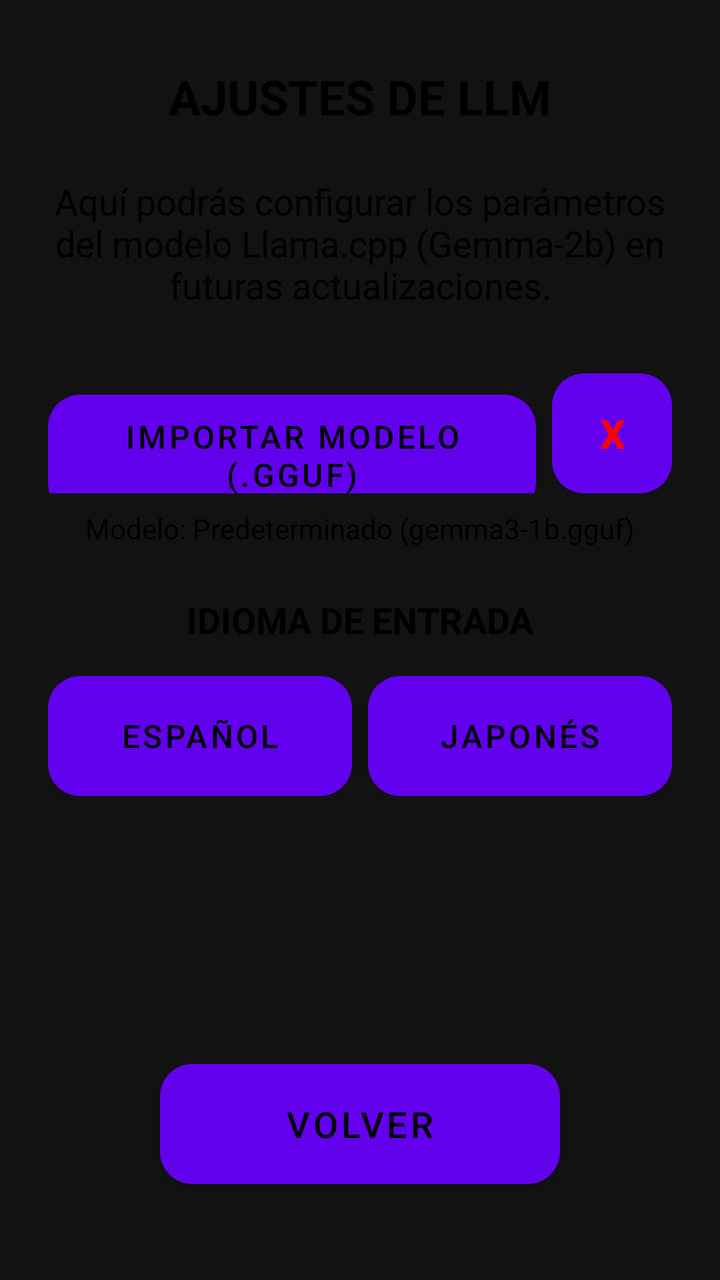
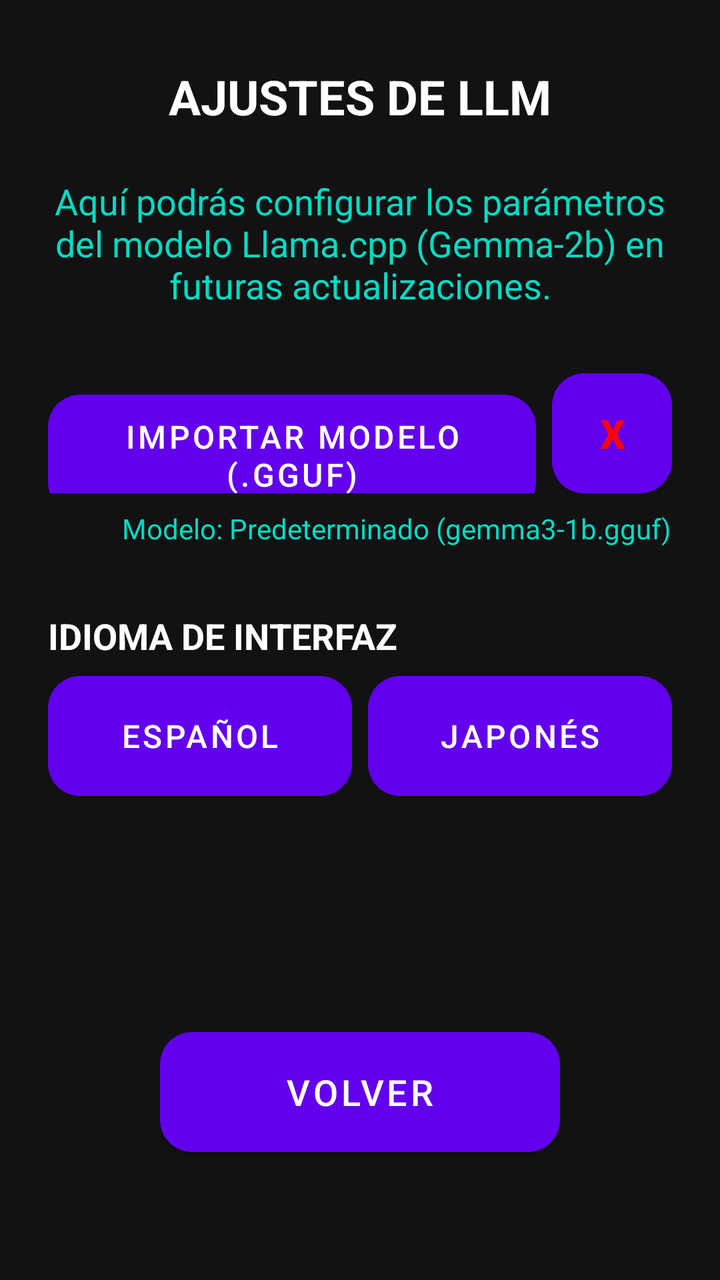

Screens rendered from an Android XML layout before and after an edit, with the pre-edit source and the edit as a unified diff.
<!-- AndroidManifest.xml: application theme Theme.Lets -->
<!-- res/layout/settings_menu.xml -->
<?xml version="1.0" encoding="utf-8"?>
<androidx.constraintlayout.widget.ConstraintLayout xmlns:android="http://schemas.android.com/apk/res/android"
    xmlns:app="http://schemas.android.com/apk/res-auto"
    android:layout_width="match_parent"
    android:layout_height="match_parent"
    android:background="@color/main_background"
    android:clickable="true"
    android:focusable="true">

    <TextView
        android:id="@+id/settings_title"
        android:layout_width="wrap_content"
        android:layout_height="wrap_content"
        android:layout_marginTop="32dp"
        android:text="AJUSTES DE LLM"
        android:textColor="@color/black"
        android:textSize="24sp"
        android:textStyle="bold"
        app:layout_constraintEnd_toEndOf="parent"
        app:layout_constraintStart_toStartOf="parent"
        app:layout_constraintTop_toTopOf="parent" />

    <TextView
        android:id="@+id/settings_content"
        android:layout_width="0dp"
        android:layout_height="wrap_content"
        android:layout_margin="24dp"
        android:text="Aquí podrás configurar los parámetros del modelo Llama.cpp (Gemma-2b) en futuras actualizaciones."
        android:textColor="@color/black"
        android:textSize="18sp"
        android:gravity="center"
        app:layout_constraintEnd_toEndOf="parent"
        app:layout_constraintStart_toStartOf="parent"
        app:layout_constraintTop_toBottomOf="@id/settings_title" />

    <LinearLayout
        android:id="@+id/llm_model_container"
        android:layout_width="0dp"
        android:layout_height="wrap_content"
        android:layout_marginTop="32dp"
        android:layout_marginStart="24dp"
        android:layout_marginEnd="24dp"
        android:orientation="horizontal"
        app:layout_constraintEnd_toEndOf="parent"
        app:layout_constraintStart_toStartOf="parent"
        app:layout_constraintTop_toBottomOf="@id/settings_content">

        <Button
            android:id="@+id/btn_import_model"
            android:layout_width="0dp"
            android:layout_height="60dp"
            android:layout_weight="1"
            android:background="@drawable/panel_background"
            android:text="IMPORTAR MODELO (.GGUF)"
            android:textColor="@color/black"
            android:textSize="16sp" />

        <Button
            android:id="@+id/btn_clear_model"
            android:layout_width="60dp"
            android:layout_height="60dp"
            android:layout_marginStart="8dp"
            android:background="@drawable/panel_background"
            android:text="X"
            android:textColor="@color/red"
            android:textSize="20sp"
            android:textStyle="bold" />
    </LinearLayout>

    <TextView
        android:id="@+id/tv_model_status"
        android:layout_width="wrap_content"
        android:layout_height="wrap_content"
        android:layout_marginTop="8dp"
        android:text="Modelo: Predeterminado (gemma3-1b.gguf)"
        android:textColor="@color/black"
        android:textSize="14sp"
        app:layout_constraintEnd_toEndOf="parent"
        app:layout_constraintStart_toStartOf="parent"
        app:layout_constraintTop_toBottomOf="@id/llm_model_container" />

    <TextView
        android:id="@+id/tv_language_title"
        android:layout_width="wrap_content"
        android:layout_height="wrap_content"
        android:layout_marginTop="24dp"
        android:text="IDIOMA DE ENTRADA"
        android:textColor="@color/black"
        android:textSize="18sp"
        android:textStyle="bold"
        app:layout_constraintEnd_toEndOf="parent"
        app:layout_constraintStart_toStartOf="parent"
        app:layout_constraintTop_toBottomOf="@id/tv_model_status" />

    <LinearLayout
        android:id="@+id/language_selector_container"
        android:layout_width="0dp"
        android:layout_height="wrap_content"
        android:layout_marginTop="16dp"
        android:layout_marginStart="24dp"
        android:layout_marginEnd="24dp"
        android:orientation="horizontal"
        app:layout_constraintEnd_toEndOf="parent"
        app:layout_constraintStart_toStartOf="parent"
        app:layout_constraintTop_toBottomOf="@id/tv_language_title">

        <Button
            android:id="@+id/btn_lang_spanish"
            android:layout_width="0dp"
            android:layout_height="60dp"
            android:layout_weight="1"
            android:background="@drawable/panel_background"
            android:text="ESPAÑOL"
            android:textColor="@color/black"
            android:textSize="16sp" />

        <Button
            android:id="@+id/btn_lang_japanese"
            android:layout_width="0dp"
            android:layout_height="60dp"
            android:layout_weight="1"
            android:layout_marginStart="8dp"
            android:background="@drawable/panel_background"
            android:text="JAPONÉS"
            android:textColor="@color/black"
            android:textSize="16sp" />
    </LinearLayout>

    <Button
        android:id="@+id/btn_back_settings"
        android:layout_width="200dp"
        android:layout_height="60dp"
        android:layout_marginBottom="48dp"
        android:background="@drawable/panel_background"
        android:text="VOLVER"
        android:textColor="@color/black"
        android:textSize="18sp"
        app:layout_constraintBottom_toBottomOf="parent"
        app:layout_constraintEnd_toEndOf="parent"
        app:layout_constraintStart_toStartOf="parent" />

</androidx.constraintlayout.widget.ConstraintLayout>
<!-- resources referenced by this layout -->
<resources>
  <color name="black">#FF000000</color>
  <color name="main_background">#121212</color>
  <color name="red">#FF0000</color>
  <!-- drawable panel_background (drawable) -->
  <?xml version="1.0" encoding="utf-8"?>
  <shape xmlns:android="http://schemas.android.com/apk/res/android">
      <solid android:color="@color/panel_background" />
      <corners android:radius="16dp" />
  </shape>
  <style name="Theme.Lets" parent="Theme.MaterialComponents.DayNight.NoActionBar">
          
          <item name="colorPrimary">@color/purple_500</item>
          <item name="colorPrimaryVariant">@color/purple_700</item>
          <item name="colorOnPrimary">@color/white</item>
          
          <item name="colorSecondary">@color/teal_200</item>
          <item name="colorSecondaryVariant">@color/teal_700</item>
          <item name="colorOnSecondary">@color/black</item>
          
          <item name="android:statusBarColor">?attr/colorPrimaryVariant</item>
          
      </style>
  <color name="panel_background">#3700B3</color>
  <color name="purple_500">#FF6200EE</color>
  <color name="purple_700">#FF3700B3</color>
  <color name="white">#FFFFFFFF</color>
  <color name="teal_200">#FF03DAC5</color>
  <color name="teal_700">#FF018786</color>
</resources>

<!-- the commit's change to res/layout/settings_menu.xml (unified diff, before → after) -->
@@ -1,142 +1,151 @@
 <?xml version="1.0" encoding="utf-8"?>
-<androidx.constraintlayout.widget.ConstraintLayout xmlns:android="http://schemas.android.com/apk/res/android"
+<androidx.core.widget.NestedScrollView xmlns:android="http://schemas.android.com/apk/res/android"
     xmlns:app="http://schemas.android.com/apk/res-auto"
+    xmlns:tools="http://schemas.android.com/tools"
     android:layout_width="match_parent"
     android:layout_height="match_parent"
     android:background="@color/main_background"
     android:clickable="true"
-    android:focusable="true">
+    android:focusable="true"
+    android:fillViewport="true">
 
-    <TextView
-        android:id="@+id/settings_title"
-        android:layout_width="wrap_content"
+    <androidx.constraintlayout.widget.ConstraintLayout
+        android:layout_width="match_parent"
         android:layout_height="wrap_content"
-        android:layout_marginTop="32dp"
-        android:text="AJUSTES DE LLM"
-        android:textColor="@color/black"
-        android:textSize="24sp"
-        android:textStyle="bold"
-        app:layout_constraintEnd_toEndOf="parent"
-        app:layout_constraintStart_toStartOf="parent"
-        app:layout_constraintTop_toTopOf="parent" />
+        android:paddingBottom="32dp">
 
-    <TextView
-        android:id="@+id/settings_content"
-        android:layout_width="0dp"
-        android:layout_height="wrap_content"
-        android:layout_margin="24dp"
-        android:text="Aquí podrás configurar los parámetros del modelo Llama.cpp (Gemma-2b) en futuras actualizaciones."
-        android:textColor="@color/black"
-        android:textSize="18sp"
-        android:gravity="center"
-        app:layout_constraintEnd_toEndOf="parent"
-        app:layout_constraintStart_toStartOf="parent"
-        app:layout_constraintTop_toBottomOf="@id/settings_title" />
+        <TextView
+            android:id="@+id/settings_title"
+            android:layout_width="wrap_content"
+            android:layout_height="wrap_content"
+            android:layout_marginTop="32dp"
+            android:text="AJUSTES DE LLM"
+            android:textColor="@color/white"
+            android:textSize="24sp"
+            android:textStyle="bold"
+            app:layout_constraintEnd_toEndOf="parent"
+            app:layout_constraintStart_toStartOf="parent"
+            app:layout_constraintTop_toTopOf="parent" />
 
-    <LinearLayout
-        android:id="@+id/llm_model_container"
-        android:layout_width="0dp"
-        android:layout_height="wrap_content"
-        android:layout_marginTop="32dp"
-        android:layout_marginStart="24dp"
-        android:layout_marginEnd="24dp"
-        android:orientation="horizontal"
-        app:layout_constraintEnd_toEndOf="parent"
-        app:layout_constraintStart_toStartOf="parent"
-        app:layout_constraintTop_toBottomOf="@id/settings_content">
+        <TextView
+            android:id="@+id/settings_content"
+            android:layout_width="0dp"
+            android:layout_height="wrap_content"
+            android:layout_margin="24dp"
+            android:gravity="center"
+            android:text="Aquí podrás configurar los parámetros del modelo Llama.cpp (Gemma-2b) en futuras actualizaciones."
+            android:textColor="@color/status_text_color"
+            android:textSize="18sp"
+            app:layout_constraintEnd_toEndOf="parent"
+            app:layout_constraintStart_toStartOf="parent"
+            app:layout_constraintTop_toBottomOf="@id/settings_title" />
+
+        <LinearLayout
+            android:id="@+id/llm_model_container"
+            android:layout_width="0dp"
+            android:layout_height="wrap_content"
+            android:layout_marginStart="24dp"
+            android:layout_marginTop="32dp"
+            android:layout_marginEnd="24dp"
+            android:orientation="horizontal"
+            app:layout_constraintEnd_toEndOf="parent"
+            app:layout_constraintStart_toStartOf="parent"
+            app:layout_constraintTop_toBottomOf="@id/settings_content">
+
+            <Button
+                android:id="@+id/btn_import_model"
+                android:layout_width="0dp"
+                android:layout_height="60dp"
+                android:layout_weight="1"
+                android:background="@drawable/panel_background"
+                android:text="IMPORTAR MODELO (.GGUF)"
+                android:textColor="@color/white"
+                android:textSize="16sp" />
+
+            <Button
+                android:id="@+id/btn_clear_model"
+                android:layout_width="60dp"
+                android:layout_height="60dp"
+                android:layout_marginStart="8dp"
+                android:background="@drawable/panel_background"
+                android:text="X"
+                android:textColor="@color/red"
+                android:textSize="20sp"
+                android:textStyle="bold" />
+        </LinearLayout>
+
+        <TextView
+            android:id="@+id/tv_model_status"
+            android:layout_width="wrap_content"
+            android:layout_height="wrap_content"
+            android:layout_marginTop="8dp"
+            android:text="Modelo: Predeterminado (gemma3-1b.gguf)"
+            android:textColor="@color/status_text_color"
+            android:textSize="14sp"
+            app:layout_constraintEnd_toEndOf="@id/llm_model_container"
+            app:layout_constraintTop_toBottomOf="@id/llm_model_container" />
+
+        <TextView
+            android:id="@+id/tv_lang_title"
+            android:layout_width="wrap_content"
+            android:layout_height="wrap_content"
+            android:layout_marginTop="32dp"
+            android:text="IDIOMA DE INTERFAZ"
+            android:textColor="@color/white"
+            android:textSize="18sp"
+            android:textStyle="bold"
+            app:layout_constraintStart_toStartOf="@+id/llm_model_container"
+            app:layout_constraintTop_toBottomOf="@id/tv_model_status" />
+
+        <LinearLayout
+            android:id="@+id/language_selector_container"
+            android:layout_width="0dp"
+            android:layout_height="wrap_content"
+            android:layout_marginStart="24dp"
+            android:layout_marginTop="8dp"
+            android:layout_marginEnd="24dp"
+            android:orientation="horizontal"
+            app:layout_constraintEnd_toEndOf="parent"
+            app:layout_constraintStart_toStartOf="parent"
+            app:layout_constraintTop_toBottomOf="@id/tv_lang_title">
+
+            <Button
+                android:id="@+id/btn_lang_spanish"
+                android:layout_width="0dp"
+                android:layout_height="60dp"
+                android:layout_weight="1"
+                android:background="@drawable/panel_background"
+                android:text="ESPAÑOL"
+                android:textColor="@color/white"
+                android:textSize="16sp" />
+
+            <Button
+                android:id="@+id/btn_lang_japanese"
+                android:layout_width="0dp"
+                android:layout_height="60dp"
+                android:layout_marginStart="8dp"
+                android:layout_weight="1"
+                android:background="@drawable/panel_background"
+                android:text="JAPONÉS"
+                android:textColor="@color/white"
+                android:textSize="16sp" />
+        </LinearLayout>
 
         <Button
-            android:id="@+id/btn_import_model"
-            android:layout_width="0dp"
+            android:id="@+id/btn_back_settings"
+            android:layout_width="200dp"
             android:layout_height="60dp"
-            android:layout_weight="1"
+            android:layout_marginTop="48dp"
+            android:layout_marginBottom="32dp"
             android:background="@drawable/panel_background"
-            android:text="IMPORTAR MODELO (.GGUF)"
-            android:textColor="@color/black"
-            android:textSize="16sp" />
+            android:text="VOLVER"
+            android:textColor="@color/white"
+            android:textSize="18sp"
+            app:layout_constraintBottom_toBottomOf="parent"
+            app:layout_constraintEnd_toEndOf="parent"
+            app:layout_constraintStart_toStartOf="parent"
+            app:layout_constraintTop_toBottomOf="@id/language_selector_container"
+            app:layout_constraintVertical_bias="1.0" />
 
-        <Button
-            android:id="@+id/btn_clear_model"
-            android:layout_width="60dp"
-            android:layout_height="60dp"
-            android:layout_marginStart="8dp"
-            android:background="@drawable/panel_background"
-            android:text="X"
-            android:textColor="@color/red"
-            android:textSize="20sp"
-            android:textStyle="bold" />
-    </LinearLayout>
-
-    <TextView
-        android:id="@+id/tv_model_status"
-        android:layout_width="wrap_content"
-        android:layout_height="wrap_content"
-        android:layout_marginTop="8dp"
-        android:text="Modelo: Predeterminado (gemma3-1b.gguf)"
-        android:textColor="@color/black"
-        android:textSize="14sp"
-        app:layout_constraintEnd_toEndOf="parent"
-        app:layout_constraintStart_toStartOf="parent"
-        app:layout_constraintTop_toBottomOf="@id/llm_model_container" />
-
-    <TextView
-        android:id="@+id/tv_language_title"
-        android:layout_width="wrap_content"
-        android:layout_height="wrap_content"
-        android:layout_marginTop="24dp"
-        android:text="IDIOMA DE ENTRADA"
-        android:textColor="@color/black"
-        android:textSize="18sp"
-        android:textStyle="bold"
-        app:layout_constraintEnd_toEndOf="parent"
-        app:layout_constraintStart_toStartOf="parent"
-        app:layout_constraintTop_toBottomOf="@id/tv_model_status" />
-
-    <LinearLayout
-        android:id="@+id/language_selector_container"
-        android:layout_width="0dp"
-        android:layout_height="wrap_content"
-        android:layout_marginTop="16dp"
-        android:layout_marginStart="24dp"
-        android:layout_marginEnd="24dp"
-        android:orientation="horizontal"
-        app:layout_constraintEnd_toEndOf="parent"
-        app:layout_constraintStart_toStartOf="parent"
-        app:layout_constraintTop_toBottomOf="@id/tv_language_title">
-
-        <Button
-            android:id="@+id/btn_lang_spanish"
-            android:layout_width="0dp"
-            android:layout_height="60dp"
-            android:layout_weight="1"
-            android:background="@drawable/panel_background"
-            android:text="ESPAÑOL"
-            android:textColor="@color/black"
-            android:textSize="16sp" />
-
-        <Button
-            android:id="@+id/btn_lang_japanese"
-            android:layout_width="0dp"
-            android:layout_height="60dp"
-            android:layout_weight="1"
-            android:layout_marginStart="8dp"
-            android:background="@drawable/panel_background"
-            android:text="JAPONÉS"
-            android:textColor="@color/black"
-            android:textSize="16sp" />
-    </LinearLayout>
-
-    <Button
-        android:id="@+id/btn_back_settings"
-        android:layout_width="200dp"
-        android:layout_height="60dp"
-        android:layout_marginBottom="48dp"
-        android:background="@drawable/panel_background"
-        android:text="VOLVER"
-        android:textColor="@color/black"
-        android:textSize="18sp"
-        app:layout_constraintBottom_toBottomOf="parent"
-        app:layout_constraintEnd_toEndOf="parent"
-        app:layout_constraintStart_toStartOf="parent" />
-
-</androidx.constraintlayout.widget.ConstraintLayout>
+    </androidx.constraintlayout.widget.ConstraintLayout>
+</androidx.core.widget.NestedScrollView>
<!-- resource entries referenced after the edit -->
@@ -3,6 +3,7 @@
   <color name="black">#FF000000</color>
   <color name="main_background">#121212</color>
   <color name="red">#FF0000</color>
+  <color name="status_text_color">#03DAC5</color>
   <!-- drawable panel_background (drawable) -->
   <?xml version="1.0" encoding="utf-8"?>
   <shape xmlns:android="http://schemas.android.com/apk/res/android">
